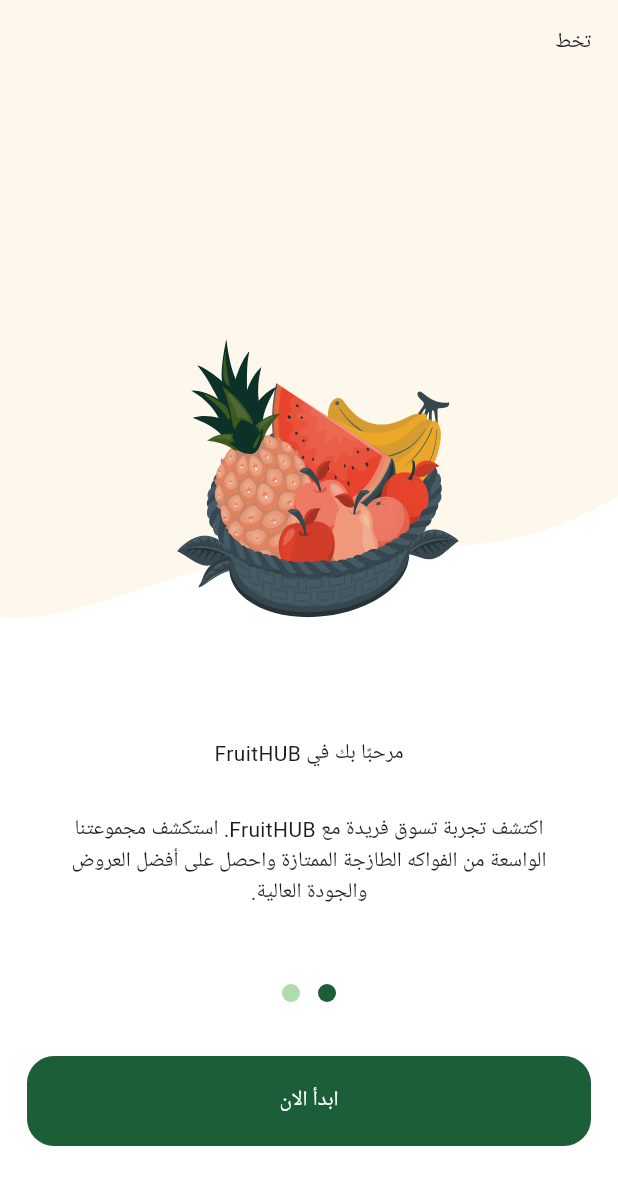
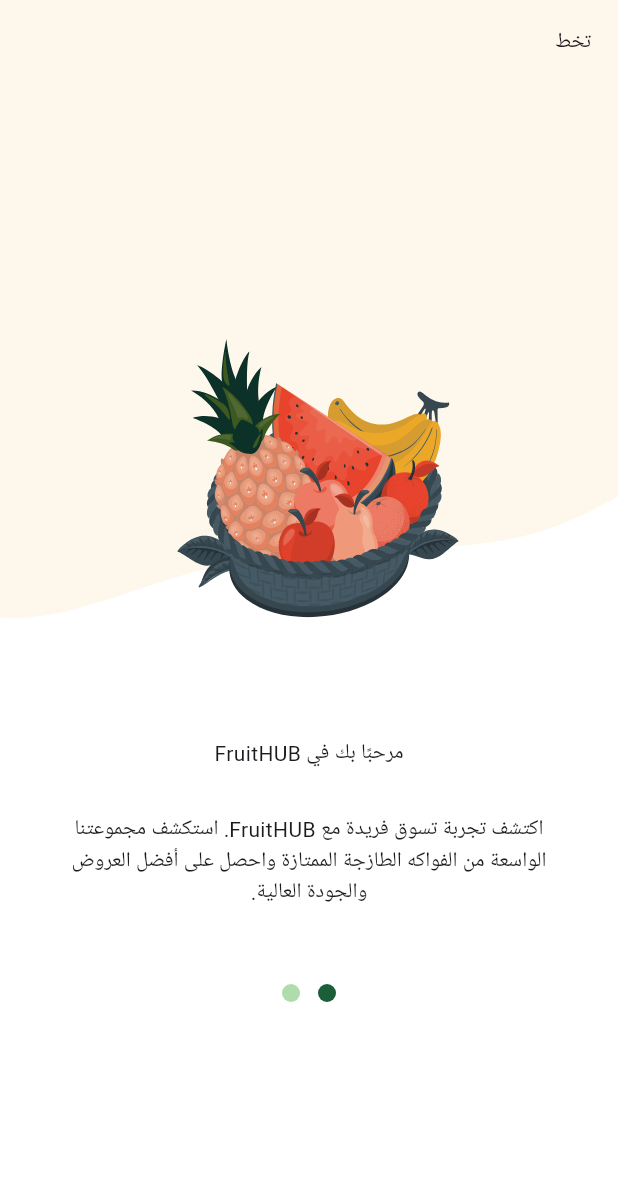
Before and after one commit to MohamedEssami20/Furits_E_commerce_App, a Flutter app: the screen it shows after launch, after a tap on "ابدأ الان", on a phone screen of 412 x 824 dp. Shown: the top 1185 px of the screen. Run offline on Flutter 3.47's test engine with Material 3 defaults, Android fonts, the light colour scheme and no system bars; drawn by our look-alikes of dots_indicator; our stand-ins replace flutter_svg.

Commit message:
finish logic of dots indicator and button

```diff
--- a/lib/features/on_boarding/presentation/views/widgets/on_boarding_view_body.dart
+++ b/lib/features/on_boarding/presentation/views/widgets/on_boarding_view_body.dart
@@ -19,6 +19,7 @@
     pageController = PageController();
     pageController.addListener(() {
       currentPage = pageController.page!.round();
+      setState(() {});
     });
     super.initState();
   }
@@ -33,23 +34,34 @@
   Widget build(BuildContext context) {
     return Column(
       children: [
-         Expanded(
-          child: OnBoardingPageView(pageController: pageController,),
+        Expanded(
+          child: OnBoardingPageView(
+            pageController: pageController,
+          ),
         ),
         DotsIndicator(
           dotsCount: 2,
-          decorator: const DotsDecorator(
-              size: Size(12, 12),
-              activeSize: Size(12, 12),
-              activeColor: MyColors.activIndicatorColor,
-              color: MyColors.inactivIndicatorColor),
+          decorator: DotsDecorator(
+            size: const Size(12, 12),
+            activeSize: const Size(12, 12),
+            activeColor: MyColors.activIndicatorColor,
+            color: currentPage == 0
+                ? MyColors.inactivIndicatorColor
+                : MyColors.activIndicatorColor,
+          ),
         ),
         const SizedBox(
           height: 30,
         ),
-        Padding(
-          padding: const EdgeInsets.symmetric(horizontal: 18),
-          child: CustomButton(onPressed: () {}, title: "ابدأ الان"),
+        Visibility(
+          visible: currentPage == 0 ? false : true,
+          maintainAnimation: true,
+          maintainSize: true,
+          maintainState: true,
+          child: Padding(
+            padding: const EdgeInsets.symmetric(horizontal: 18),
+            child: CustomButton(onPressed: () {}, title: "ابدأ الان"),
+          ),
         ),
         const SizedBox(
           height: 60,
```
